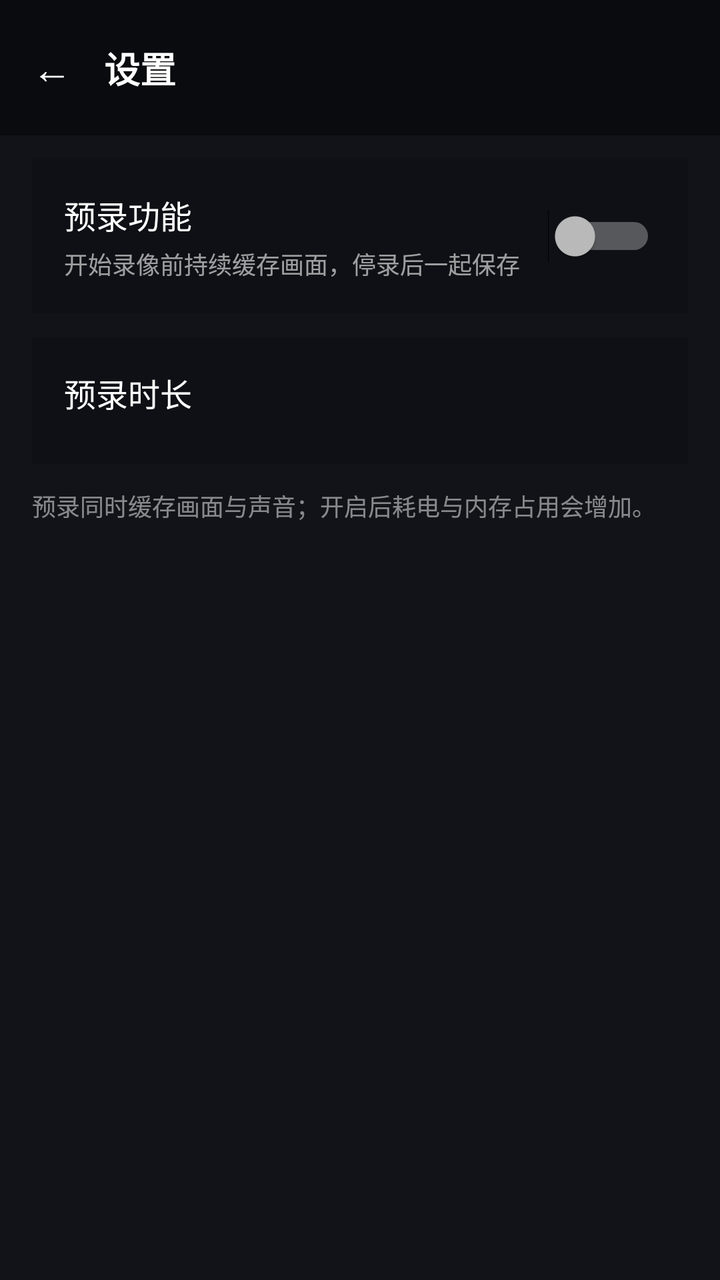
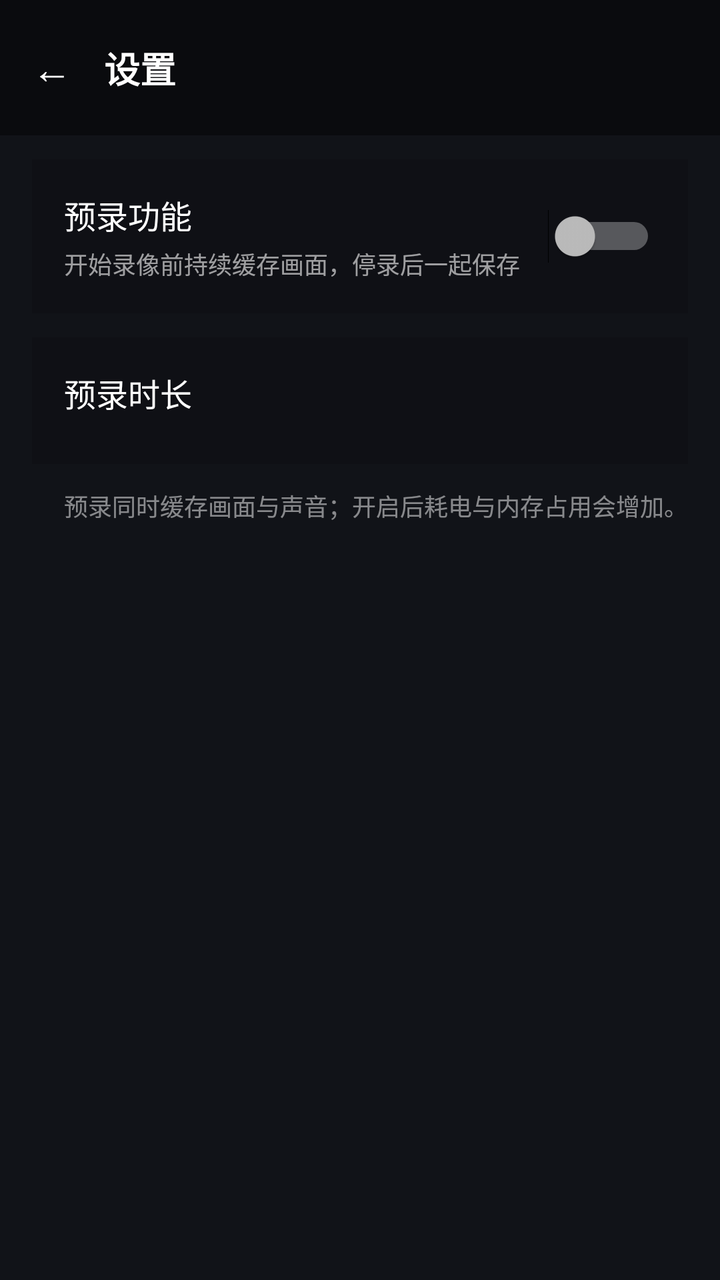

An Android layout rendered at two revisions. The XML below is the earlier revision; the diff shows what the commit changed to produce the second picture.
<!-- AndroidManifest.xml: application theme Theme.BodyCam -->
<!-- res/layout/activity_settings.xml -->
<?xml version="1.0" encoding="utf-8"?>
<LinearLayout xmlns:android="http://schemas.android.com/apk/res/android"
    android:layout_width="match_parent"
    android:layout_height="match_parent"
    android:background="#FF111318"
    android:orientation="vertical">

    
    <LinearLayout
        android:layout_width="match_parent"
        android:layout_height="wrap_content"
        android:background="#66000000"
        android:gravity="center_vertical"
        android:orientation="horizontal"
        android:paddingHorizontal="8dp"
        android:paddingVertical="12dp">

        <TextView
            android:id="@+id/btnBack"
            android:layout_width="wrap_content"
            android:layout_height="wrap_content"
            android:background="?android:attr/selectableItemBackgroundBorderless"
            android:padding="8dp"
            android:text="←"
            android:textColor="#FFFFFF"
            android:textSize="20sp" />

        <TextView
            android:layout_width="wrap_content"
            android:layout_height="wrap_content"
            android:layout_marginStart="8dp"
            android:text="@string/title_settings"
            android:textColor="#FFFFFF"
            android:textSize="18sp"
            android:textStyle="bold" />
    </LinearLayout>

    <ScrollView
        android:layout_width="match_parent"
        android:layout_height="match_parent">

        <LinearLayout
            android:layout_width="match_parent"
            android:layout_height="wrap_content"
            android:orientation="vertical"
            android:paddingHorizontal="16dp"
            android:paddingTop="12dp">

            
            <LinearLayout
                android:layout_width="match_parent"
                android:layout_height="wrap_content"
                android:background="#22000000"
                android:gravity="center_vertical"
                android:orientation="horizontal"
                android:padding="16dp">

                <LinearLayout
                    android:layout_width="0dp"
                    android:layout_height="wrap_content"
                    android:layout_weight="1"
                    android:orientation="vertical">

                    <TextView
                        android:layout_width="wrap_content"
                        android:layout_height="wrap_content"
                        android:text="@string/settings_pre_record_title"
                        android:textColor="#FFFFFF"
                        android:textSize="16sp" />

                    <TextView
                        android:layout_width="wrap_content"
                        android:layout_height="wrap_content"
                        android:layout_marginTop="4dp"
                        android:text="@string/settings_pre_record_summary"
                        android:textColor="#99FFFFFF"
                        android:textSize="12sp" />
                </LinearLayout>

                <Switch
                    android:id="@+id/swPreRecord"
                    android:layout_width="wrap_content"
                    android:layout_height="wrap_content"
                    android:layout_marginStart="12dp" />
            </LinearLayout>

            
            <LinearLayout
                android:id="@+id/durationSection"
                android:layout_width="match_parent"
                android:layout_height="wrap_content"
                android:layout_marginTop="12dp"
                android:background="#22000000"
                android:orientation="vertical"
                android:padding="16dp">

                <TextView
                    android:layout_width="wrap_content"
                    android:layout_height="wrap_content"
                    android:text="@string/settings_pre_record_duration_title"
                    android:textColor="#FFFFFF"
                    android:textSize="16sp" />

                <RadioGroup
                    android:id="@+id/rgDuration"
                    android:layout_width="match_parent"
                    android:layout_height="wrap_content"
                    android:layout_marginTop="8dp"
                    android:orientation="horizontal" />
            </LinearLayout>

            
            <TextView
                android:layout_width="match_parent"
                android:layout_height="wrap_content"
                android:layout_marginTop="12dp"
                android:text="@string/settings_pre_record_hint"
                android:textColor="#80FFFFFF"
                android:textSize="12sp" />
        </LinearLayout>
    </ScrollView>
</LinearLayout>
<!-- resources referenced by this layout -->
<resources>
  <string name="settings_pre_record_duration_title">预录时长</string>
  <string name="settings_pre_record_hint">预录同时缓存画面与声音；开启后耗电与内存占用会增加。</string>
  <string name="settings_pre_record_summary">开始录像前持续缓存画面，停录后一起保存</string>
  <string name="settings_pre_record_title">预录功能</string>
  <string name="title_settings">设置</string>
  <style name="Theme.BodyCam" parent="@android:style/Theme.Material.NoActionBar">
          <item name="android:windowBackground">#000000</item>
          <item name="android:statusBarColor">#000000</item>
          <item name="android:navigationBarColor">#000000</item>
          <item name="android:colorAccent">#E53935</item>
      </style>
</resources>

<!-- the commit's change to res/layout/activity_settings.xml (unified diff, before → after) -->
@@ -1,5 +1,6 @@
 <?xml version="1.0" encoding="utf-8"?>
 <LinearLayout xmlns:android="http://schemas.android.com/apk/res/android"
+    xmlns:tools="http://schemas.android.com/tools"
     android:layout_width="match_parent"
     android:layout_height="match_parent"
     android:background="#FF111318"
@@ -111,12 +112,14 @@
 
             
             <TextView
+                android:paddingStart="16dp"
                 android:layout_width="match_parent"
                 android:layout_height="wrap_content"
                 android:layout_marginTop="12dp"
                 android:text="@string/settings_pre_record_hint"
                 android:textColor="#80FFFFFF"
-                android:textSize="12sp" />
+                android:textSize="12sp"
+                tools:ignore="RtlSymmetry" />
         </LinearLayout>
     </ScrollView>
 </LinearLayout>
